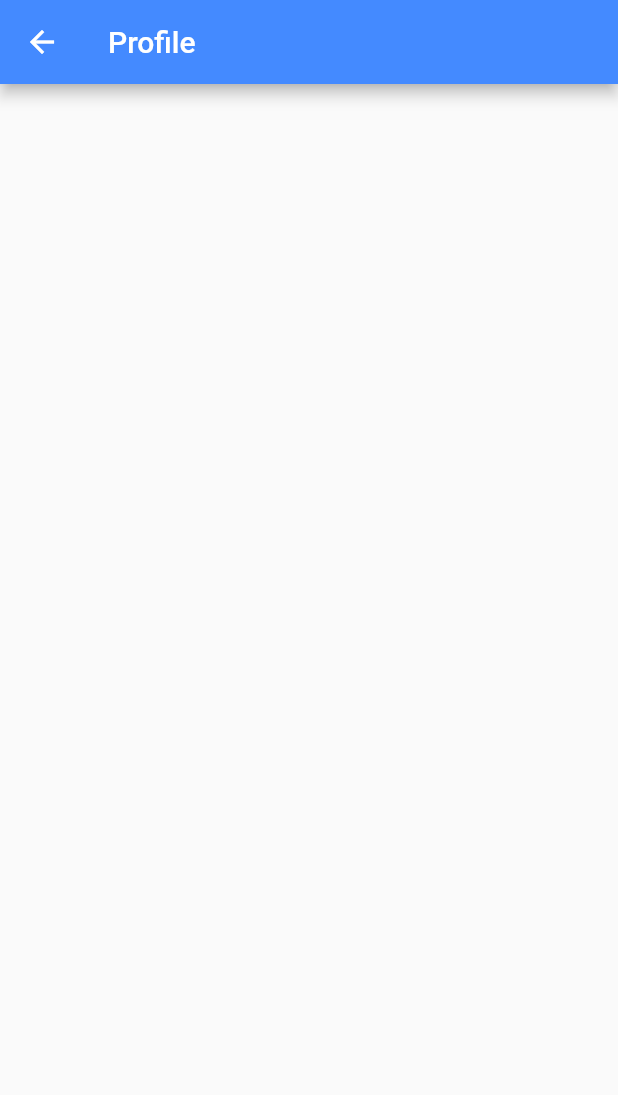
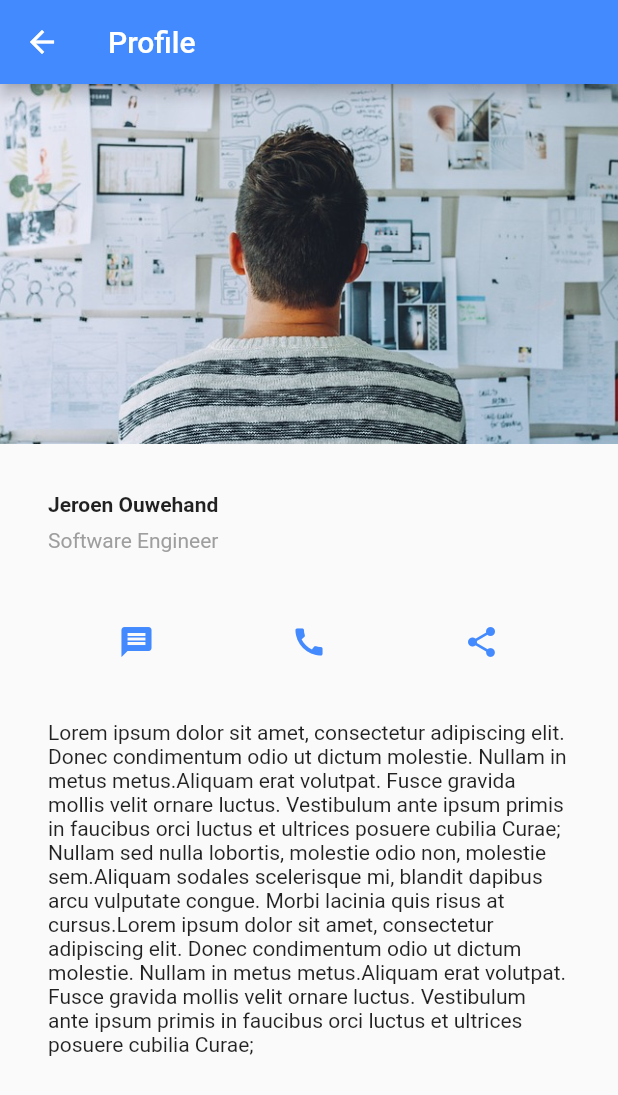
Before and after one commit to jeroenouw/flutter-social, a Flutter app: the ProfileScreen screen opened directly, on a phone screen of 412 x 824 dp. Shown: the top 1095 px of the screen. Run offline on Flutter 3.47's test engine with Material 2 defaults, Android fonts, the phone set to English and light mode, and no system bars.

Commit message:
Updated profile screen with information and image

```diff
--- a/lib/src/screens/profile_screen.dart
+++ b/lib/src/screens/profile_screen.dart
@@ -9,8 +9,93 @@ class _ProfileScreenState extends State<ProfileScreen> {
 
   @override
   Widget build(BuildContext context) {
+    Widget titleSection = Container(
+      padding: const EdgeInsets.all(32),
+      child: Row(
+        children: [
+          Expanded(
+            child: Column(
+              crossAxisAlignment: CrossAxisAlignment.start,
+              children: [
+                Container(
+                  padding: const EdgeInsets.only(bottom: 8),
+                  child: Text(
+                    'Jeroen Ouwehand',
+                    style: TextStyle(
+                      fontWeight: FontWeight.bold,
+                    ),
+                  ),
+                ),
+                Text(
+                  'Software Engineer',
+                  style: TextStyle(
+                    color: Colors.grey[500],
+                  ),
+                ),
+              ],
+            ),
+          ),
+        ],
+      ),
+    );
+
+    Color color = Theme.of(context).primaryColor;
+
+    Widget buttonSection = Container(
+      child: Row(
+        mainAxisAlignment: MainAxisAlignment.spaceEvenly,
+        children: [
+          _buildButtonColumn(color, Icons.message, 'Message'),
+          _buildButtonColumn(color, Icons.call, 'Call'),
+          _buildButtonColumn(color, Icons.share, 'Share'),
+        ],
+      ),
+    );
+
+    Widget textSection = Container(
+      padding: const EdgeInsets.all(32),
+      child: Text(
+        'Lorem ipsum dolor sit amet, consectetur adipiscing elit. Donec condimentum odio ut dictum molestie. Nullam in metus metus.'
+        'Aliquam erat volutpat. Fusce gravida mollis velit ornare luctus. Vestibulum ante ipsum primis in faucibus orci luctus et ultrices posuere cubilia Curae; '
+        'Nullam sed nulla lobortis, molestie odio non, molestie sem.'
+        'Aliquam sodales scelerisque mi, blandit dapibus arcu vulputate congue. Morbi lacinia quis risus at cursus.'
+        'Lorem ipsum dolor sit amet, consectetur adipiscing elit. Donec condimentum odio ut dictum molestie. Nullam in metus metus.'
+        'Aliquam erat volutpat. Fusce gravida mollis velit ornare luctus. Vestibulum ante ipsum primis in faucibus orci luctus et ultrices posuere cubilia Curae; ',
+        softWrap: true,
+      ),
+    );
+
     return Scaffold(
-      appBar: AppBar(title: Text('Profile')),
+        appBar: AppBar(title: Text('Profile')),
+        body: ListView(
+          children: [
+            Image.asset(
+              'images/profile.jpg',
+              width: 600,
+              height: 240,
+              fit: BoxFit.cover,
+            ),
+            titleSection,
+            buttonSection,
+            textSection,
+          ],
+        ),
+    );
+  }
+
+  Column _buildButtonColumn(Color color, IconData icon, String label) {
+    return Column(
+      mainAxisSize: MainAxisSize.min,
+      mainAxisAlignment: MainAxisAlignment.center,
+      children: [
+        IconButton(
+          icon: Icon(icon),
+          tooltip: label,
+          color: color,
+          padding: const EdgeInsets.only(top: 8),
+          onPressed: () => print('Button pressed'),
+        )
+      ],
     );
   }
 }
--- a/pubspec.yaml
+++ b/pubspec.yaml
@@ -32,7 +32,6 @@ dependencies:
   firebase_storage: ^3.0.6
 
   rxdart: 0.22.02
-  camera:
 
 dev_dependencies:
   flutter_test:
@@ -49,6 +48,8 @@ flutter:
   # included with your application, so that you can use the icons in
   # the material Icons class.
   uses-material-design: true
+  assets:
+    - images/profile.jpg
 
   # To add assets to your application, add an assets section, like this:
   # assets:
```
Also changed, not shown: images/profile.jpg (added), pubspec.lock.
